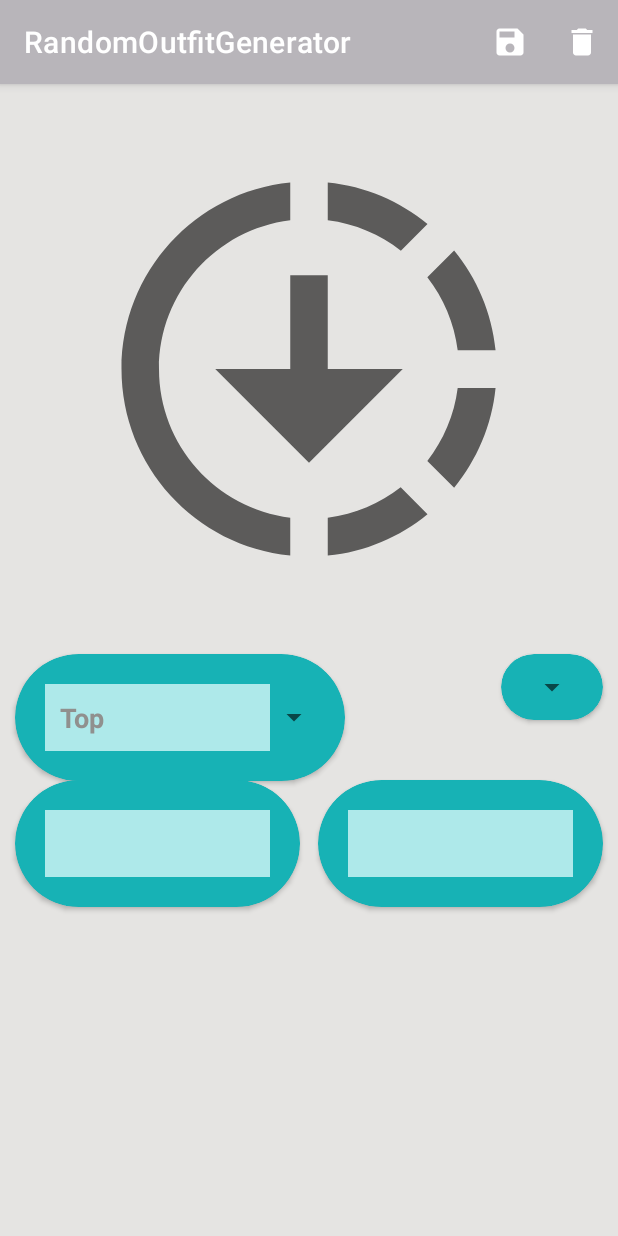
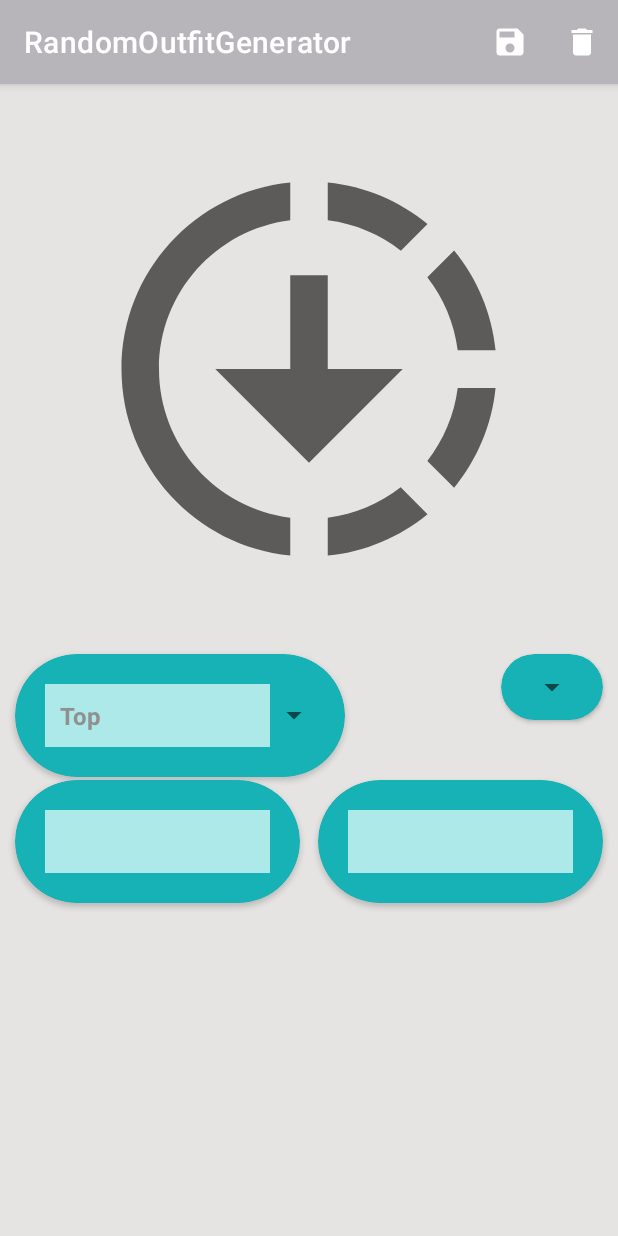
Before and after one commit to rhit-labayojt/RandomOutfitGenerator, an Android app: the fragment ClothingEditFragment shown on its own in the app's theme, after a tap on "Save", on a phone screen of 412 x 824 dp. Run offline under Robolectric (Android 15) with nearby library versions, the phone set to English and light mode, and no system bars; our stand-ins replace Firebase (no records; nobody signed in at launch, a user with empty details on screens opened directly); 27 statements that could not run were skipped.

Commit message:
Final code commit found a couple bugs part 4

```diff
--- a/RandomOutfitGenerator/app/src/main/java/edu/rosehulman/randomoutfitgenerator/models/ClosetViewModel.kt
+++ b/RandomOutfitGenerator/app/src/main/java/edu/rosehulman/randomoutfitgenerator/models/ClosetViewModel.kt
@@ -55,13 +55,10 @@ class ClosetViewModel: ViewModel() {
 
     fun getCurrentItem() = closet.clothing.get(currentItemIndex)
 
-    fun getCurrentSavedOutfit() = currentSavedOutfitIndex
-
-    fun getCurrentRecentOutfit() = currentRecentOutfitIndex
-
     fun updateImage(){
         if(newItem != null){
             newItem!!.image = newImageUri
+            closet.clothing.add(newItem!!)
 
             clothingImage!!.load(newItem!!.image) {
                 crossfade(true)
--- a/RandomOutfitGenerator/app/src/main/java/edu/rosehulman/randomoutfitgenerator/ui/ClosetFragment.kt
+++ b/RandomOutfitGenerator/app/src/main/java/edu/rosehulman/randomoutfitgenerator/ui/ClosetFragment.kt
@@ -51,7 +51,6 @@ class ClosetFragment : Fragment() {
         binding.closetParentLayout.visibility = View.INVISIBLE
 
         model = ViewModelProvider(requireActivity()).get(ClosetViewModel::class.java)
-        model.cameraTriggeredFragment = R.id.nav_closet
 
         setAdapters()
 
@@ -189,6 +188,7 @@ class ClosetFragment : Fragment() {
 
     fun takePhoto(){
         model.isNewImage = true
+        model.cameraTriggeredFragment = R.id.nav_closet
 
         lifecycleScope.launchWhenStarted{
             model.getTmpFileUri(fragment = this@ClosetFragment).let { uri ->
--- a/RandomOutfitGenerator/app/src/main/java/edu/rosehulman/randomoutfitgenerator/ui/ClothingEditFragment.kt
+++ b/RandomOutfitGenerator/app/src/main/java/edu/rosehulman/randomoutfitgenerator/ui/ClothingEditFragment.kt
@@ -59,7 +59,6 @@ class ClothingEditFragment: Fragment() {
         return when(item.itemId){
             R.id.save_clothing -> {
                 Log.d(Constants.TAG, "Trying to save item")
-                model.isNewImage = false
                 saveClothing()
                 findNavController().navigate(R.id.nav_closet)
                 true
@@ -106,7 +105,6 @@ class ClothingEditFragment: Fragment() {
         model = ViewModelProvider(requireActivity()).get(ClosetViewModel::class.java)
         userModel = ViewModelProvider(requireActivity()).get(UserViewModel::class.java)
 
-        model.cameraTriggeredFragment = R.id.nav_clothing_edit
         model.clothingImage = binding.clothingEditImage
         checkedStyles = BooleanArray(userModel.user!!.styles.size){false}
         binding.clothingEditImage.setImageDrawable(requireActivity().getDrawable(R.drawable.ic_baseline_downloading_24))
@@ -317,6 +315,7 @@ class ClothingEditFragment: Fragment() {
 
     private fun takePhoto(){
         model.isNewImage = false
+        model.cameraTriggeredFragment = R.id.nav_clothing_edit
 
         lifecycleScope.launchWhenStarted{
             model.getTmpFileUri(fragment = this@ClothingEditFragment).let { uri ->
--- a/RandomOutfitGenerator/app/src/main/java/edu/rosehulman/randomoutfitgenerator/ui/HomeFragment.kt
+++ b/RandomOutfitGenerator/app/src/main/java/edu/rosehulman/randomoutfitgenerator/ui/HomeFragment.kt
@@ -17,11 +17,13 @@ import edu.rosehulman.randomoutfitgenerator.R
 import edu.rosehulman.randomoutfitgenerator.adapters.OutfitDisplayAdapter
 import edu.rosehulman.randomoutfitgenerator.databinding.FragmentHomeBinding
 import edu.rosehulman.randomoutfitgenerator.models.ClosetViewModel
+import edu.rosehulman.randomoutfitgenerator.models.UserViewModel
 
 class HomeFragment : Fragment() {
 
     private lateinit var binding: FragmentHomeBinding
     private lateinit var model: ClosetViewModel
+    private lateinit var userModel: UserViewModel
 
     companion object{
         const val fragmentName = "HomeFragment"
@@ -35,10 +37,11 @@ class HomeFragment : Fragment() {
 
         binding = FragmentHomeBinding.inflate(inflater, container, false)
         model = ViewModelProvider(requireActivity()).get(ClosetViewModel::class.java)
+        userModel = ViewModelProvider(requireActivity()).get(UserViewModel::class.java)
 
         var username = requireActivity().findViewById<TextView>(R.id.nav_drawer_name)
         var login = requireActivity().findViewById<TextView>(R.id.nav_drawer_login_info)
-        username.setText("${Firebase.auth.currentUser!!.displayName}")
+        username.setText("${userModel.user!!.name}")
         login.setText("Email: ${Firebase.auth.currentUser!!.email}")
 
         binding.randomOutfitFab.visibility = View.GONE
--- a/RandomOutfitGenerator/app/src/main/res/values/dimens.xml
+++ b/RandomOutfitGenerator/app/src/main/res/values/dimens.xml
@@ -20,7 +20,7 @@
     <dimen name="clothing_edit_image_width">300dp</dimen>
     <dimen name="clothing_edit_image_margin">40dp</dimen>
     <dimen name="clothing_edit_spinner_width">150dp</dimen>
-    <dimen name="clothing_edit_text">18sp</dimen>
+    <dimen name="clothing_edit_text">16sp</dimen>
     <dimen name="clothing_edit_spinner_margin">10dp</dimen>
     <dimen name="clothing_edit_spinner_padding_left">10dp</dimen>
     <dimen name="clothing_edit_spinner_padding_right">40dp</dimen>
```
Also changed, not shown: RandomOutfitGenerator/app/src/main/java/edu/rosehulman/randomoutfitgenerator/models/Closet.kt (+0 -12 lines).
